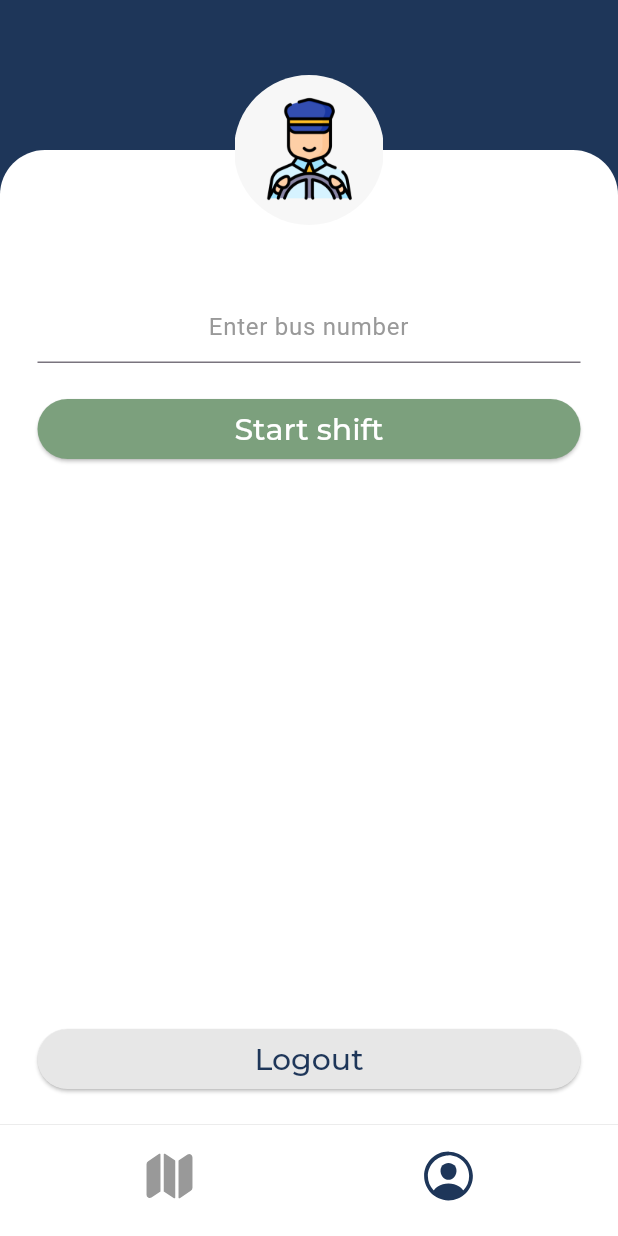
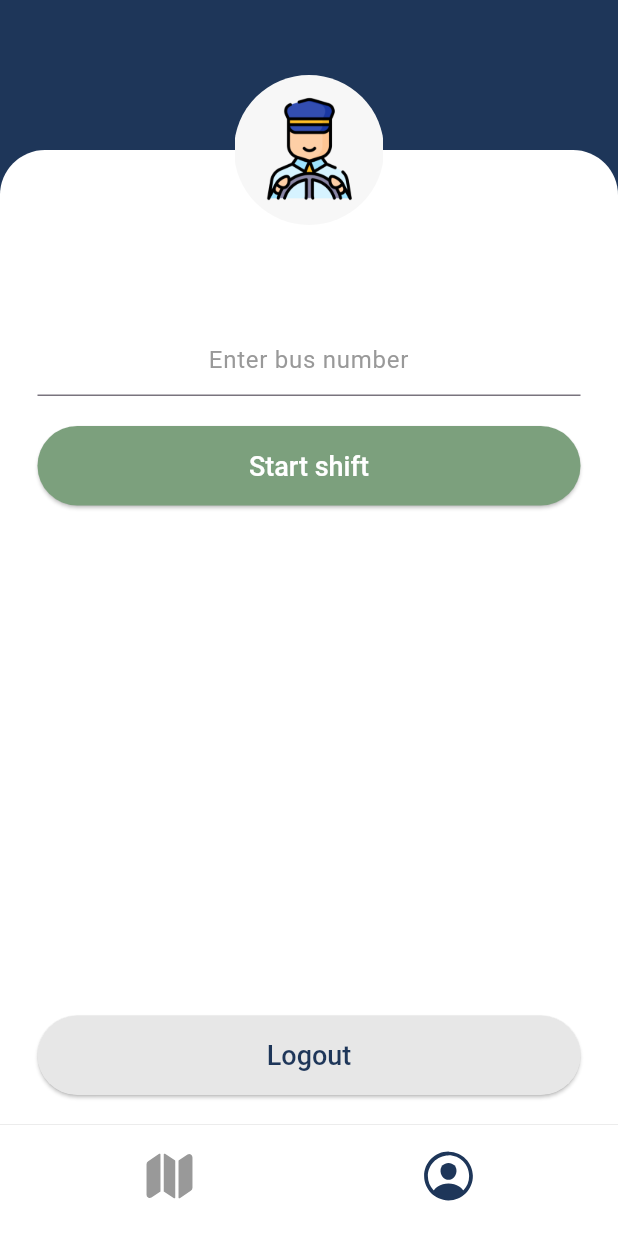
Before and after one commit to altair2503/WaitForMe, a Flutter app: the DriverNavigationPage screen opened by its route, item 2 of the bottom bar chosen, on a phone screen of 412 x 824 dp. Run offline on Flutter 3.47's test engine with Material 3 defaults, Android fonts, the light colour scheme and no system bars; our stand-ins replace animated_text_kit, cloud_firestore, firebase_auth, firebase_core, flutter_tts, geolocator and 3 more; accounts and stored records are empty; project files that could hold a hidden picture were left out.

```diff
--- a/lib/presentation/pages/driver/profile_page.dart
+++ b/lib/presentation/pages/driver/profile_page.dart
@@ -76,15 +76,15 @@ class _DriverProfilePageState extends State<DriverProfilePage> {
                 children: [
                   Column(children: [
                     Container(
-                        margin: const EdgeInsets.only(bottom: 10),
+                        margin: const EdgeInsets.only(bottom: 30),
                         child: _user != null
                             ? Text(
                                 '${_user?.name} ${_user?.surname}',
                                 style: const TextStyle(
-                                    fontSize: 17,
-                                    fontFamily: 'Montserrat',
-                                    fontWeight: FontWeight.w500,
-                                    color: mainColor),
+                                    fontSize: 18,
+                                    fontWeight: FontWeight.w600,
+                                    color: Colors.black
+                                  ),
                               )
                             : FutureBuilder(
                                 future: AuthService.firebase().getCurrentUser(),
@@ -100,10 +100,9 @@ class _DriverProfilePageState extends State<DriverProfilePage> {
                                       return Text(
                                         '${_user?.name} ${_user?.surname}',
                                         style: const TextStyle(
-                                            fontSize: 17,
-                                            fontFamily: 'Montserrat',
-                                            fontWeight: FontWeight.w500,
-                                            color: mainColor),
+                                            fontSize: 18,
+                                            fontWeight: FontWeight.w600,
+                                            color: Colors.black),
                                       );
                                     } else {
                                       return const Text('No user found');
@@ -120,19 +119,19 @@ class _DriverProfilePageState extends State<DriverProfilePage> {
                                 const Image(
                                     image: AssetImage(
                                         'assets/icons/driver.gif.webp'),
-                                    width: 250),
+                                    width: 270),
                                 Positioned(
                                   top: 0,
-                                  left: screenWidth / 2,
+                                  left: screenWidth / 2 + 10,
                                   child: Container(
                                       decoration: const BoxDecoration(
                                         borderRadius: BorderRadius.all(
                                             Radius.circular(50.0)),
                                       ),
                                       child: Container(
-                                          padding: const EdgeInsets.all(8),
+                                          padding: const EdgeInsets.symmetric(vertical: 8, horizontal: 10),
                                           decoration: BoxDecoration(
-                                            color: mainColor,
+                                            color: Color.fromARGB(255, 233, 233, 233),
                                             borderRadius:
                                                 BorderRadius.circular(10),
                                           ),
@@ -151,12 +150,10 @@ class _DriverProfilePageState extends State<DriverProfilePage> {
                                                   return Text(
                                                     '${driverBusNumber.number}',
                                                     style: const TextStyle(
-                                                        fontSize: 20,
-                                                        fontFamily:
-                                                            'Montserrat',
-                                                        fontWeight:
-                                                            FontWeight.w500,
-                                                        color: Colors.white),
+                                                        fontSize: 18,
+                                                        fontWeight: FontWeight.w400,
+                                                        color: Colors.black
+                                                        ),
                                                   );
                                                 } else {
                                                   return Container(
@@ -174,7 +171,7 @@ class _DriverProfilePageState extends State<DriverProfilePage> {
                               ]),
                               Container(
                                   width: double.infinity,
-                                  margin: const EdgeInsets.only(top: 20.0),
+                                  margin: const EdgeInsets.only(top: 35.0),
                                   child: ElevatedButton(
                                     onPressed: () async {
                                       final dialog =
@@ -185,9 +182,9 @@ class _DriverProfilePageState extends State<DriverProfilePage> {
                                       }
                                     },
                                     style: ElevatedButton.styleFrom(
+                                      padding: const EdgeInsets.symmetric(vertical: 16),
                                         textStyle: const TextStyle(
-                                            fontSize: 20,
-                                            fontFamily: 'Montserrat',
+                                            fontSize: 18,
                                             fontWeight: FontWeight.w500,
                                             color: Colors.white),
                                         backgroundColor: mainColor,
@@ -196,7 +193,7 @@ class _DriverProfilePageState extends State<DriverProfilePage> {
                                   )),
                               Container(
                                   width: double.infinity,
-                                  margin: const EdgeInsets.only(top: 20.0),
+                                  margin: const EdgeInsets.only(top: 10.0),
                                   child: ElevatedButton(
                                     onPressed: () async {
                                       final dialog =
@@ -210,12 +207,12 @@ class _DriverProfilePageState extends State<DriverProfilePage> {
                                       }
                                     },
                                     style: ElevatedButton.styleFrom(
+                                      padding: const EdgeInsets.symmetric(vertical: 16),
                                         textStyle: const TextStyle(
-                                            fontSize: 20,
-                                            fontFamily: 'Montserrat',
+                                            fontSize: 18,
                                             fontWeight: FontWeight.w500,
                                             color: Colors.white),
-                                        backgroundColor: redColor,
+                                        backgroundColor: Color.fromARGB(255, 226, 81, 71),
                                         foregroundColor: Colors.white),
                                     child: const Text("End shift"),
                                   )),
@@ -249,9 +246,9 @@ class _DriverProfilePageState extends State<DriverProfilePage> {
                                     }
                                   },
                                   style: ElevatedButton.styleFrom(
+                                      padding: const EdgeInsets.symmetric(vertical: 16),
                                       textStyle: const TextStyle(
-                                          fontSize: 20,
-                                          fontFamily: 'Montserrat',
+                                          fontSize: 18,
                                           fontWeight: FontWeight.w500,
                                           color: Colors.white),
                                       backgroundColor: greenColor,
@@ -274,9 +271,9 @@ class _DriverProfilePageState extends State<DriverProfilePage> {
                         },
                         child: const Text("Logout"),
                         style: ElevatedButton.styleFrom(
+                          padding: const EdgeInsets.symmetric(vertical: 16),
                           textStyle: const TextStyle(
-                              fontSize: 20,
-                              fontFamily: 'Montserrat',
+                              fontSize: 18,
                               fontWeight: FontWeight.w500,
                               color: mainColor),
                           backgroundColor: lightGrayColor,
```
Also changed, not shown: lib/presentation/pages/driver/google_map_page.dart (+15 -20 lines), 2 other files.
